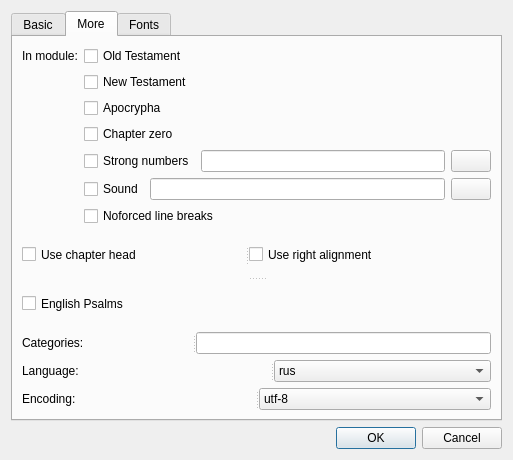
Qt form src/dialogs/projectproperty/projectproperty.ui (axsapronov/bQella) before a commit.
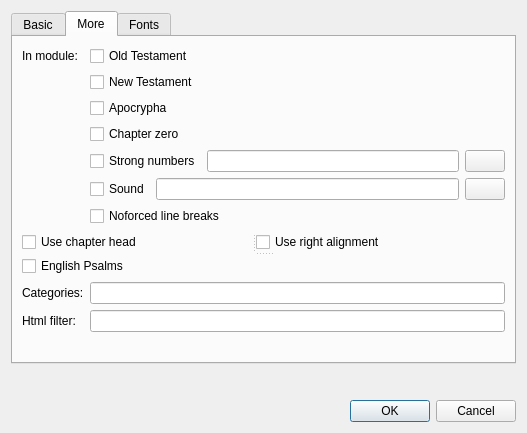
The same form after that commit. The open tabs and pages were chosen to show the change.

```diff
--- a/src/dialogs/projectproperty/projectproperty.ui
+++ b/src/dialogs/projectproperty/projectproperty.ui
@@ -9,25 +9,15 @@
    <rect>
     <x>0</x>
     <y>0</y>
-    <width>513</width>
-    <height>460</height>
+    <width>527</width>
+    <height>433</height>
    </rect>
   </property>
   <property name="windowTitle">
    <string>Project property</string>
   </property>
   <layout class="QGridLayout" name="gridLayout_2">
-   <item row="1" column="0">
-    <widget class="QDialogButtonBox" name="buttonBox">
-     <property name="orientation">
-      <enum>Qt::Horizontal</enum>
-     </property>
-     <property name="standardButtons">
-      <set>QDialogButtonBox::Cancel|QDialogButtonBox::Ok</set>
-     </property>
-    </widget>
-   </item>
-   <item row="0" column="0">
+   <item row="0" column="0" colspan="2">
     <widget class="QTabWidget" name="tabWidget">
      <property name="currentIndex">
       <number>0</number>
@@ -36,15 +26,6 @@
       <attribute name="title">
        <string>Basic</string>
       </attribute>
-      <widget class="QWidget" name="layoutWidget">
-       <property name="geometry">
-        <rect>
-         <x>11</x>
-         <y>11</y>
-         <width>471</width>
-         <height>151</height>
-        </rect>
-       </property>
        <layout class="QGridLayout" name="gridLayout_3">
         <item row="0" column="0">
          <widget class="QLabel" name="sModuleName">
@@ -53,17 +34,17 @@
           </property>
          </widget>
         </item>
-        <item row="0" column="1">
+       <item row="0" column="2">
          <widget class="QLineEdit" name="LEBibleName"/>
         </item>
-        <item row="1" column="0">
+       <item row="1" column="0" colspan="2">
          <widget class="QLabel" name="sShortName">
           <property name="text">
            <string>Short module name:</string>
           </property>
          </widget>
         </item>
-        <item row="1" column="1">
+       <item row="1" column="2">
          <widget class="QLineEdit" name="LEBibleShortName">
           <property name="maxLength">
            <number>15</number>
@@ -77,7 +58,7 @@
           </property>
          </widget>
         </item>
-        <item row="2" column="1">
+       <item row="2" column="2">
          <widget class="QLineEdit" name="LECopyright"/>
         </item>
         <item row="3" column="0">
@@ -87,6 +68,22 @@
           </property>
          </widget>
         </item>
+       <item row="3" column="2">
+        <widget class="QCheckBox" name="cbmoduleType">
+         <property name="enabled">
+          <bool>true</bool>
+         </property>
+         <property name="layoutDirection">
+          <enum>Qt::LeftToRight</enum>
+         </property>
+         <property name="text">
+          <string>Bible</string>
+         </property>
+         <property name="checked">
+          <bool>false</bool>
+         </property>
+        </widget>
+       </item>
         <item row="4" column="0">
          <widget class="QLabel" name="sVersion">
           <property name="text">
@@ -94,7 +91,7 @@
           </property>
          </widget>
         </item>
-        <item row="4" column="1">
+       <item row="4" column="2">
          <widget class="QDoubleSpinBox" name="doubleSpinBoxVersion">
           <property name="maximum">
            <double>150.000000000000000</double>
@@ -104,31 +101,67 @@
           </property>
          </widget>
         </item>
-        <item row="3" column="1">
-         <widget class="QCheckBox" name="cbmoduleType">
-          <property name="enabled">
-           <bool>true</bool>
-          </property>
-          <property name="layoutDirection">
-           <enum>Qt::LeftToRight</enum>
+       <item row="5" column="0">
+        <widget class="QLabel" name="sLanguage">
+         <property name="text">
+          <string>Language:</string>
+         </property>
+        </widget>
+       </item>
+       <item row="5" column="2">
+        <widget class="QComboBox" name="comBLanguage">
+         <item>
+          <property name="text">
+           <string>rus</string>
           </property>
+         </item>
+         <item>
           <property name="text">
-           <string>Bible</string>
+           <string>eng</string>
           </property>
-          <property name="checked">
-           <bool>false</bool>
+         </item>
+         <item>
+          <property name="text">
+           <string>ukr</string>
           </property>
-         </widget>
-        </item>
-       </layout>
-      </widget>
+         </item>
+        </widget>
+       </item>
+       <item row="6" column="0">
+        <widget class="QLabel" name="sEncoding">
+         <property name="text">
+          <string>Encoding:</string>
+         </property>
+        </widget>
+       </item>
+       <item row="6" column="2">
+        <widget class="QComboBox" name="comBEncoding">
+         <item>
+          <property name="text">
+           <string>utf-8</string>
+          </property>
+         </item>
+        </widget>
+       </item>
+       <item row="7" column="1">
+        <spacer name="verticalSpacer">
+         <property name="orientation">
+          <enum>Qt::Vertical</enum>
+         </property>
+         <property name="sizeHint" stdset="0">
+          <size>
+           <width>20</width>
+           <height>110</height>
+          </size>
+         </property>
+        </spacer>
+       </item>
+      </layout>
      </widget>
      <widget class="QWidget" name="tabMore">
       <attribute name="title">
        <string>More</string>
       </attribute>
-      <layout class="QGridLayout" name="gridLayout_6">
-       <item row="0" column="0">
         <layout class="QGridLayout" name="gridLayout">
          <item row="0" column="0">
           <widget class="QLabel" name="label">
@@ -225,11 +258,7 @@
            </property>
           </widget>
          </item>
-        </layout>
-       </item>
-       <item row="1" column="0">
-        <layout class="QGridLayout" name="gridLayout_4">
-         <item row="0" column="0">
+       <item row="7" column="0" colspan="2">
           <widget class="QSplitter" name="splitter_7">
            <property name="orientation">
             <enum>Qt::Vertical</enum>
@@ -262,68 +291,38 @@
            </widget>
           </widget>
          </item>
-         <item row="1" column="0">
-          <widget class="QSplitter" name="splitter_9">
-           <property name="orientation">
-            <enum>Qt::Horizontal</enum>
-           </property>
+       <item row="8" column="0">
            <widget class="QLabel" name="sCategories">
             <property name="text">
              <string>Categories:</string>
             </property>
            </widget>
+       </item>
+       <item row="8" column="1">
            <widget class="QLineEdit" name="LECategories"/>
-          </widget>
-         </item>
-         <item row="2" column="0">
-          <widget class="QSplitter" name="splitter_8">
-           <property name="orientation">
-            <enum>Qt::Horizontal</enum>
-           </property>
-           <widget class="QLabel" name="sLanguage">
+       </item>
+       <item row="9" column="0">
+        <widget class="QLabel" name="label_2">
             <property name="text">
-             <string>Language:</string>
-            </property>
-           </widget>
-           <widget class="QComboBox" name="comBLanguage">
-            <item>
-             <property name="text">
-              <string>rus</string>
-             </property>
-            </item>
-            <item>
-             <property name="text">
-              <string>eng</string>
-             </property>
-            </item>
-            <item>
-             <property name="text">
-              <string>ukr</string>
-             </property>
-            </item>
-           </widget>
-          </widget>
-         </item>
-         <item row="3" column="0">
-          <widget class="QSplitter" name="splitter">
+          <string>Html filter:</string>
+         </property>
+        </widget>
+       </item>
+       <item row="9" column="1">
+        <widget class="QLineEdit" name="LEHtmlFilter"/>
+       </item>
+       <item row="10" column="1">
+        <spacer name="verticalSpacer_3">
            <property name="orientation">
-            <enum>Qt::Horizontal</enum>
-           </property>
-           <widget class="QLabel" name="sEncoding">
-            <property name="text">
-             <string>Encoding:</string>
-            </property>
-           </widget>
-           <widget class="QComboBox" name="comBEncoding">
-            <item>
-             <property name="text">
-              <string>utf-8</string>
-             </property>
-            </item>
-           </widget>
-          </widget>
-         </item>
-        </layout>
+          <enum>Qt::Vertical</enum>
+         </property>
+         <property name="sizeHint" stdset="0">
+          <size>
+           <width>20</width>
+           <height>0</height>
+          </size>
+         </property>
+        </spacer>
        </item>
       </layout>
      </widget>
@@ -331,16 +330,7 @@
       <attribute name="title">
        <string>Fonts</string>
       </attribute>
-      <widget class="QWidget" name="layoutWidget">
-       <property name="geometry">
-        <rect>
-         <x>9</x>
-         <y>9</y>
-         <width>471</width>
-         <height>121</height>
-        </rect>
-       </property>
-       <layout class="QGridLayout" name="gridLayout_5">
+      <layout class="QGridLayout" name="gridLayout_4">
         <item row="0" column="0">
          <widget class="QLabel" name="sInstallFonts">
           <property name="text">
@@ -348,17 +338,17 @@
           </property>
          </widget>
         </item>
-        <item row="0" column="1">
+       <item row="0" column="2">
          <widget class="QLineEdit" name="LEInstallFonts"/>
         </item>
-        <item row="1" column="0">
+       <item row="1" column="0" colspan="2">
          <widget class="QLabel" name="sDesiredfontName">
           <property name="text">
            <string>Desired font name:</string>
           </property>
          </widget>
         </item>
-        <item row="1" column="1">
+       <item row="1" column="2">
          <widget class="QLineEdit" name="LEDesiredFontName"/>
         </item>
         <item row="2" column="0">
@@ -368,7 +358,7 @@
           </property>
          </widget>
         </item>
-        <item row="2" column="1">
+       <item row="2" column="2">
          <widget class="QLineEdit" name="LEDesiredFontPath"/>
         </item>
         <item row="3" column="0">
@@ -378,12 +368,47 @@
           </property>
          </widget>
         </item>
-        <item row="3" column="1">
+       <item row="3" column="2">
          <widget class="QLineEdit" name="LEDesiredUIFont"/>
         </item>
+       <item row="4" column="1" colspan="2">
+        <spacer name="verticalSpacer_2">
+         <property name="orientation">
+          <enum>Qt::Vertical</enum>
+         </property>
+         <property name="sizeHint" stdset="0">
+          <size>
+           <width>20</width>
+           <height>199</height>
+          </size>
+         </property>
+        </spacer>
+       </item>
        </layout>
       </widget>
      </widget>
+   </item>
+   <item row="1" column="0">
+    <spacer name="verticalSpacer_4">
+     <property name="orientation">
+      <enum>Qt::Vertical</enum>
+     </property>
+     <property name="sizeHint" stdset="0">
+      <size>
+       <width>20</width>
+       <height>0</height>
+      </size>
+     </property>
+    </spacer>
+   </item>
+   <item row="2" column="1">
+    <widget class="QDialogButtonBox" name="buttonBox">
+     <property name="orientation">
+      <enum>Qt::Horizontal</enum>
+     </property>
+     <property name="standardButtons">
+      <set>QDialogButtonBox::Cancel|QDialogButtonBox::Ok</set>
+     </property>
     </widget>
    </item>
   </layout>
```
Lines whose indentation alone changed are shown as unchanged.
